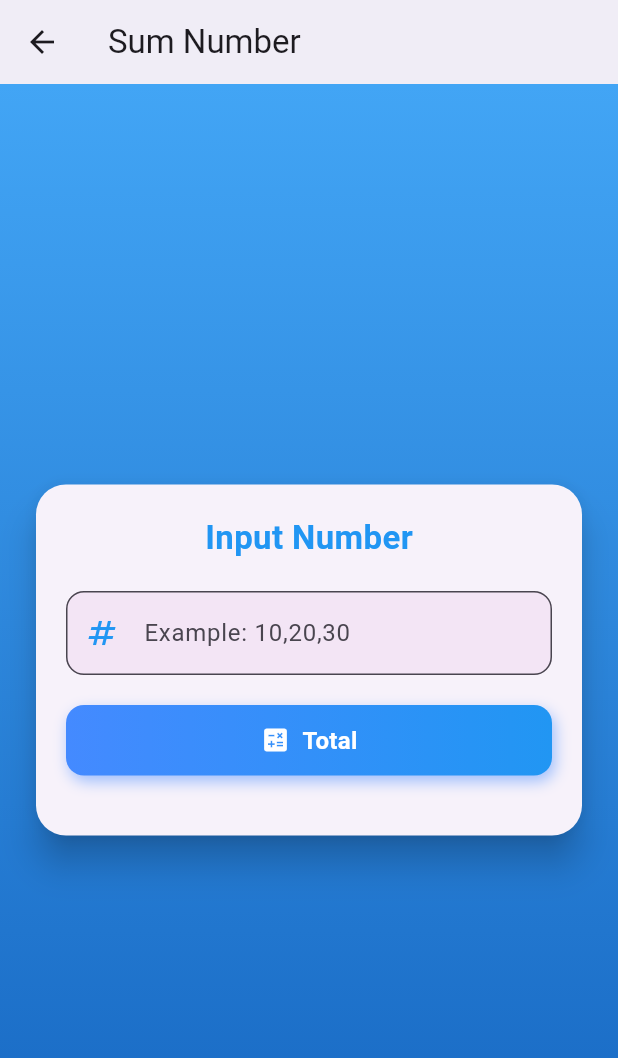
After one commit to ardaputr/TriMuskCalc, a Flutter app: the SumNumberPage screen opened directly, after a tap on "Total", on a phone screen of 412 x 824 dp. The commit adds this screen. Shown: the top 1058 px of the screen. Run offline on Flutter 3.47's test engine with Material 3 defaults, Android fonts, the light colour scheme and no system bars.

Commit message:
update sum number

```diff
--- a/lib/dashboardpage/dashboard.dart
+++ b/lib/dashboardpage/dashboard.dart
@@ -3,6 +3,7 @@ import 'package:trimusckcalc/loginpage/login.dart';
 import 'package:trimusckcalc/mathpage/calculator.dart';
 import 'package:trimusckcalc/mathpage/oddeven.dart';
 import 'package:trimusckcalc/dashboardpage/memberlist.dart';
+import 'package:trimusckcalc/mathpage/sumnumber.dart';
 
 class DashboardPage extends StatefulWidget {
   const DashboardPage({super.key});
@@ -17,11 +18,7 @@ class _DashboardPageState extends State<DashboardPage> {
     {"icon": Icons.calculate, "label": "Calculator", "route": CalculatorPage()},
     {"icon": Icons.filter_1, "label": "Odd Even", "route": OddEvenPage()},
     {"icon": Icons.group, "label": "Member List", "route": MemberListPage()},
-    {
-      "icon": Icons.logout,
-      "label": "Logout",
-      "route": null,
-    },
+    {"icon": Icons.functions, "label": "Sum Number", "route": SumNumberPage()},
   ];
   List<Map<String, dynamic>> filteredMenuItems = [];
 
--- a/lib/loginpage/login.dart
+++ b/lib/loginpage/login.dart
@@ -111,7 +111,7 @@ class _LoginPageState extends State<LoginPage> {
             const SizedBox(height: 20),
             _buildSocialMediaLogin(),
             const SizedBox(height: 20),
-            _buildForgotPassword(),
+            //_buildForgotPassword(),
           ],
         ),
       ),
@@ -238,9 +238,7 @@ class _LoginPageState extends State<LoginPage> {
 
   Widget _buildSocialImage(String assetPath) {
     return GestureDetector(
-      onTap: () {
-        // Tambahkan fungsi login jika diperlukan
-      },
+      onTap: () {},
       child: Image.asset(
         assetPath,
         width: 40,
@@ -248,24 +246,4 @@ class _LoginPageState extends State<LoginPage> {
       ),
     );
   }
-
-  Widget _buildSocialIcon(IconData icon, Color color) {
-    return CircleAvatar(
-      radius: 22,
-      backgroundColor: color.withOpacity(0.2),
-      child: Icon(icon, color: color, size: 28),
-    );
-  }
-
-  Widget _buildForgotPassword() {
-    return GestureDetector(
-      onTap: () {},
-      child: const Text(
-        "Forgot your password?",
-        style: TextStyle(
-            color: Color.fromARGB(255, 101, 101, 101),
-            fontWeight: FontWeight.bold),
-      ),
-    );
-  }
 }
--- /dev/null
+++ b/lib/mathpage/sumnumber.dart
@@ -0,0 +1,198 @@
+import 'package:flutter/material.dart';
+
+class SumNumberPage extends StatefulWidget {
+  const SumNumberPage({super.key});
+
+  @override
+  _SumNumberPageState createState() => _SumNumberPageState();
+}
+
+class _SumNumberPageState extends State<SumNumberPage> {
+  final TextEditingController _inputController = TextEditingController();
+  double _sum = 0.0;
+  bool _hasResult = false;
+
+  void _calculateSum() {
+    String inputText = _inputController.text;
+
+    if (inputText.isEmpty) {
+      setState(() {
+        _sum = 0.0;
+        _hasResult = false;
+      });
+      return;
+    }
+
+    try {
+      List<double> numbers = inputText
+          .split(RegExp(r'[\s,]+'))
+          .where((element) => element.isNotEmpty)
+          .map((num) => double.parse(num))
+          .toList();
+
+      setState(() {
+        _sum = numbers.fold(0.0, (prev, num) => prev + num);
+        _hasResult = true;
+      });
+    } catch (e) {
+      ScaffoldMessenger.of(context).showSnackBar(
+        const SnackBar(content: Text("Harap masukkan angka yang valid")),
+      );
+    }
+  }
+
+  String _formatSum() {
+    if (_sum % 1 == 0) {
+      return _sum
+          .toInt()
+          .toString(); // Jika bilangan bulat, tampilkan tanpa desimal
+    } else {
+      return _sum.toString(); // Jika desimal, tampilkan seperti biasa
+    }
+  }
+
+  @override
+  void dispose() {
+    _inputController.dispose();
+    super.dispose();
+  }
+
+  @override
+  Widget build(BuildContext context) {
+    return Scaffold(
+      appBar: AppBar(
+        title: const Align(
+          alignment: Alignment.centerLeft,
+          child: Text("Sum Number"),
+        ),
+        backgroundColor: Colors.white,
+        elevation: 5,
+      ),
+      body: Container(
+        width: double.infinity,
+        padding: const EdgeInsets.all(20),
+        decoration: BoxDecoration(
+          gradient: LinearGradient(
+            colors: [Colors.blue.shade400, Colors.blue.shade800],
+            begin: Alignment.topCenter,
+            end: Alignment.bottomCenter,
+          ),
+        ),
+        child: Center(
+          child: Card(
+            shape: RoundedRectangleBorder(
+              borderRadius: BorderRadius.circular(20),
+            ),
+            elevation: 10,
+            child: Padding(
+              padding: const EdgeInsets.all(20),
+              child: Column(
+                mainAxisSize: MainAxisSize.min,
+                children: [
+                  const Text(
+                    "Input Number",
+                    style: TextStyle(
+                      fontSize: 22,
+                      fontWeight: FontWeight.bold,
+                      color: Colors.blue,
+                    ),
+                  ),
+                  const SizedBox(height: 20),
+                  _buildInputField(
+                    controller: _inputController,
+                    label: "Example: 10,20,30",
+                    icon: Icons.numbers,
+                  ),
+                  const SizedBox(height: 20),
+                  _buildGradientButton(
+                    text: "Total",
+                    icon: Icons.calculate,
+                    color1: Colors.blueAccent,
+                    color2: Colors.blue,
+                    onPressed: _calculateSum,
+                  ),
+                  const SizedBox(height: 20),
+                  if (_hasResult)
+                    AnimatedOpacity(
+                      duration: const Duration(milliseconds: 500),
+                      opacity: _hasResult ? 1.0 : 0.0,
+                      child: Text(
+                        "Total: ${_formatSum()}",
+                        style: const TextStyle(
+                          fontSize: 24,
+                          fontWeight: FontWeight.bold,
+                          color: Color.fromARGB(255, 34, 179, 111),
+                        ),
+                      ),
+                    ),
+                ],
+              ),
+            ),
+          ),
+        ),
+      ),
+    );
+  }
+
+  Widget _buildInputField({
+    required TextEditingController controller,
+    required String label,
+    required IconData icon,
+  }) {
+    return TextField(
+      controller: controller,
+      keyboardType: TextInputType.number,
+      decoration: InputDecoration(
+        prefixIcon: Icon(icon, color: Colors.blue),
+        labelText: label,
+        border: OutlineInputBorder(
+          borderRadius: BorderRadius.circular(12),
+        ),
+        filled: true,
+        fillColor: Colors.purple.shade50,
+      ),
+    );
+  }
+
+  Widget _buildGradientButton({
+    required String text,
+    required IconData icon,
+    required Color color1,
+    required Color color2,
+    required VoidCallback onPressed,
+  }) {
+    return InkWell(
+      onTap: onPressed,
+      borderRadius: BorderRadius.circular(12),
+      child: Container(
+        padding: const EdgeInsets.symmetric(horizontal: 20, vertical: 12),
+        decoration: BoxDecoration(
+          gradient: LinearGradient(colors: [color1, color2]),
+          borderRadius: BorderRadius.circular(12),
+          boxShadow: [
+            BoxShadow(
+              color: color1.withOpacity(0.5),
+              blurRadius: 8,
+              offset: const Offset(2, 4),
+            ),
+          ],
+        ),
+        child: Row(
+          mainAxisAlignment: MainAxisAlignment.center,
+          children: [
+            Icon(icon, color: Colors.white, size: 20),
+            const SizedBox(width: 8),
+            Text(
+              text,
+              style: const TextStyle(
+                fontSize: 16,
+                fontWeight: FontWeight.bold,
+                color: Colors.white,
+              ),
+            ),
+          ],
+        ),
+      ),
+    );
+  }
+}
```
